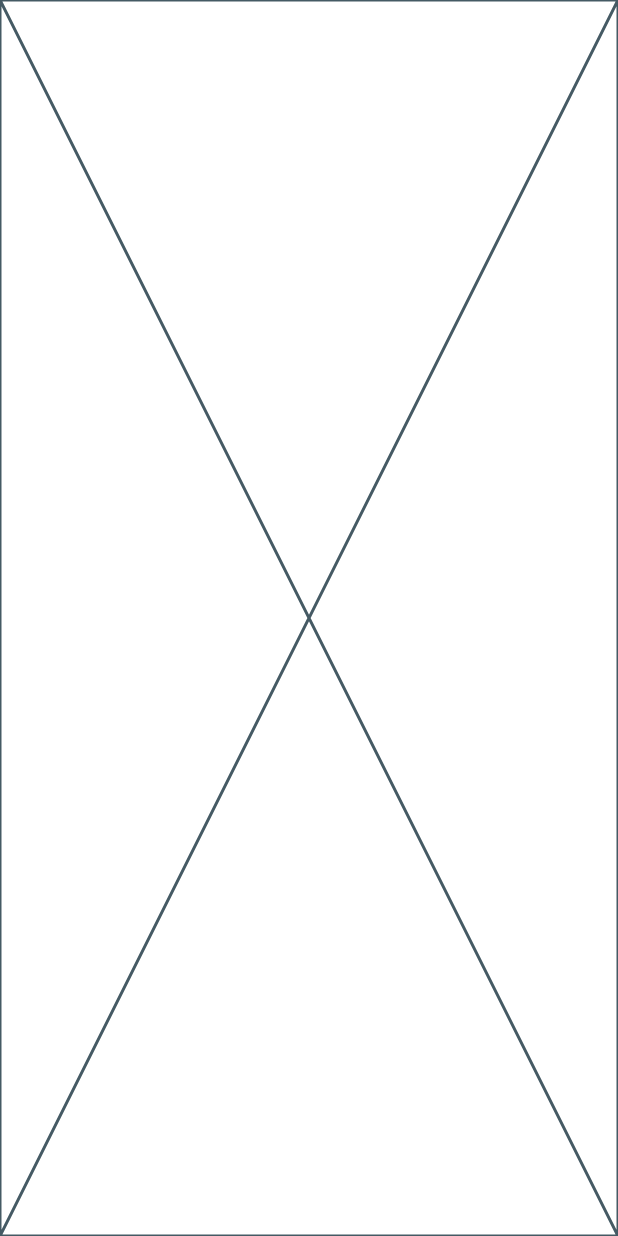
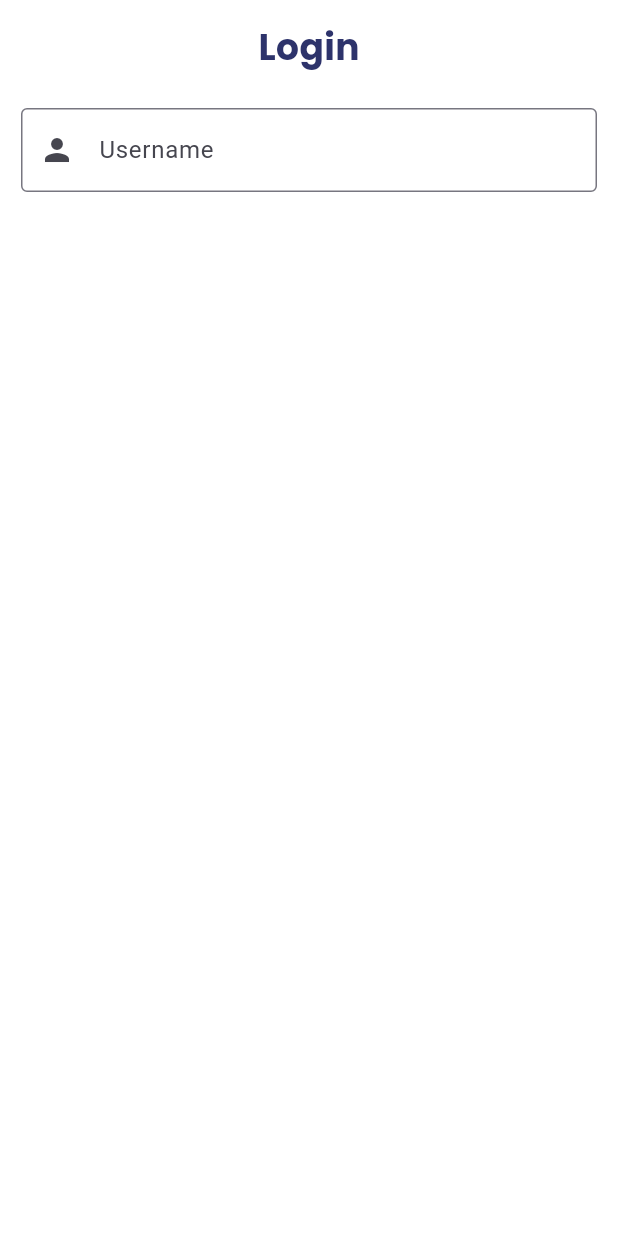
Before and after one commit to ahmaadn/news_hive, a Flutter app: the screen it shows after launch, after a tap on "Skip", on a phone screen of 412 x 824 dp. Run offline on Flutter 3.47's test engine with Material 3 defaults, Android fonts, the phone set to English and light mode, and no system bars; our stand-ins replace flutter_screenutil, google_fonts.

Commit message:
Implement login screen layout with username input field

```diff
--- a/lib/views/login_screen.dart
+++ b/lib/views/login_screen.dart
@@ -1,4 +1,5 @@
-import 'package:flutter/widgets.dart';
+import 'package:flutter/material.dart';
+import 'package:news_hive/views/utils/helper.dart';
 
 class LoginScreen extends StatefulWidget {
   const LoginScreen({super.key});
@@ -10,6 +11,32 @@ class LoginScreen extends StatefulWidget {
 class _LoginScreenState extends State<LoginScreen> {
   @override
   Widget build(BuildContext context) {
-    return const Placeholder();
+    return Scaffold(
+      backgroundColor: cWhite,
+      body: SingleChildScrollView(
+        child: Padding(
+          padding: EdgeInsets.all(14),
+          child: Column(
+            mainAxisAlignment: MainAxisAlignment.center,
+            mainAxisSize: MainAxisSize.min,
+            children: [
+              Text(
+                'Login',
+                style: headline3.copyWith(color: cPrimary, fontWeight: bold),
+              ),
+              vsLarge,
+              TextFormField(
+                decoration: InputDecoration(
+                  hintText: "Input Username",
+                  labelText: "Username",
+                  border: OutlineInputBorder(),
+                  prefixIcon: Icon(Icons.person),
+                ),
+              ),
+            ],
+          ),
+        ),
+      ),
+    );
   }
 }
```
